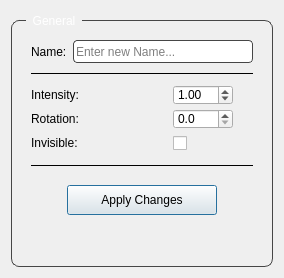
Old version of the form 01_app/dev/UI/layer_options_UI.ui in the repository kaanyilmaz99/YFX_Lookdev_Tool.
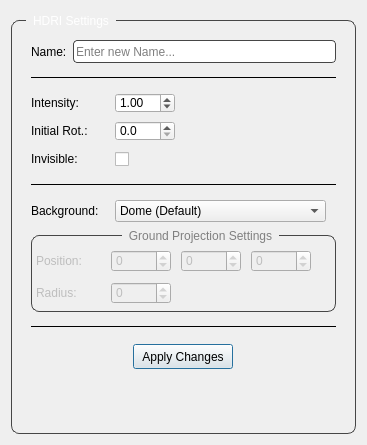
New version of the form.

What changed in the file:
```diff
--- a/01_app/dev/UI/layer_options_UI.ui
+++ b/01_app/dev/UI/layer_options_UI.ui
@@ -9,20 +9,20 @@
    <rect>
     <x>0</x>
     <y>0</y>
-    <width>284</width>
-    <height>278</height>
+    <width>367</width>
+    <height>445</height>
    </rect>
   </property>
   <property name="minimumSize">
    <size>
-    <width>284</width>
-    <height>278</height>
+    <width>335</width>
+    <height>431</height>
    </size>
   </property>
   <property name="maximumSize">
    <size>
-    <width>402</width>
-    <height>9999</height>
+    <width>367</width>
+    <height>445</height>
    </size>
   </property>
   <property name="focusPolicy">
@@ -49,6 +49,12 @@
   <layout class="QHBoxLayout" name="horizontalLayout">
    <item>
     <widget class="QGroupBox" name="groupBox">
+     <property name="minimumSize">
+      <size>
+       <width>313</width>
+       <height>386</height>
+      </size>
+     </property>
      <property name="styleSheet">
       <string notr="true">QGroupBox{
 	border: 1px solid rgb(70, 70, 70);
@@ -65,13 +71,13 @@
 }</string>
      </property>
      <property name="title">
-      <string>General</string>
+      <string>HDRI Settings</string>
      </property>
      <layout class="QVBoxLayout" name="verticalLayout_2">
       <item>
-       <layout class="QVBoxLayout" name="verticalLayout" stretch="0,0,0,0,0,0,0,1">
+       <layout class="QVBoxLayout" name="verticalLayout" stretch="0,0,0,0,0,0,0,0,0,0,1">
         <property name="spacing">
-         <number>0</number>
+         <number>4</number>
         </property>
         <property name="leftMargin">
          <number>10</number>
@@ -141,7 +147,7 @@
          </widget>
         </item>
         <item>
-         <layout class="QHBoxLayout" name="horizontalLayout_3" stretch="0,1,0">
+         <layout class="QHBoxLayout" name="horizontalLayout_3" stretch="0,0,1">
           <property name="topMargin">
            <number>2</number>
           </property>
@@ -150,6 +156,12 @@
           </property>
           <item>
            <widget class="QLabel" name="label">
+            <property name="minimumSize">
+             <size>
+              <width>80</width>
+              <height>0</height>
+             </size>
+            </property>
             <property name="text">
              <string>Intensity:</string>
             </property>
@@ -199,7 +211,7 @@
             </property>
             <property name="sizeHint" stdset="0">
              <size>
-              <width>20</width>
+              <width>94</width>
               <height>20</height>
              </size>
             </property>
@@ -208,7 +220,7 @@
          </layout>
         </item>
         <item>
-         <layout class="QHBoxLayout" name="horizontalLayout_5" stretch="0,1,0">
+         <layout class="QHBoxLayout" name="horizontalLayout_5" stretch="0,0,1">
           <property name="topMargin">
            <number>2</number>
           </property>
@@ -217,8 +229,14 @@
           </property>
           <item>
            <widget class="QLabel" name="label_3">
+            <property name="minimumSize">
+             <size>
+              <width>80</width>
+              <height>0</height>
+             </size>
+            </property>
             <property name="text">
-             <string>Rotation:</string>
+             <string>Initial Rot.:</string>
             </property>
            </widget>
           </item>
@@ -257,7 +275,7 @@
             </property>
             <property name="sizeHint" stdset="0">
              <size>
-              <width>20</width>
+              <width>94</width>
               <height>20</height>
              </size>
             </property>
@@ -266,15 +284,21 @@
          </layout>
         </item>
         <item>
-         <layout class="QHBoxLayout" name="horizontalLayout_4" stretch="0,1,0">
+         <layout class="QHBoxLayout" name="horizontalLayout_4" stretch="0,0,1">
           <property name="topMargin">
            <number>2</number>
           </property>
           <property name="bottomMargin">
-           <number>2</number>
+           <number>10</number>
           </property>
           <item>
            <widget class="QLabel" name="label_2">
+            <property name="minimumSize">
+             <size>
+              <width>80</width>
+              <height>0</height>
+             </size>
+            </property>
             <property name="text">
              <string>Invisible:</string>
             </property>
@@ -321,7 +345,7 @@
             </property>
             <property name="sizeHint" stdset="0">
              <size>
-              <width>20</width>
+              <width>94</width>
               <height>20</height>
              </size>
             </property>
@@ -329,6 +353,287 @@
           </item>
          </layout>
         </item>
+        <item>
+         <widget class="Line" name="line_3">
+          <property name="frameShadow">
+           <enum>QFrame::Plain</enum>
+          </property>
+          <property name="orientation">
+           <enum>Qt::Horizontal</enum>
+          </property>
+         </widget>
+        </item>
+        <item>
+         <layout class="QHBoxLayout" name="horizontalLayout_7" stretch="0,1,0">
+          <property name="topMargin">
+           <number>10</number>
+          </property>
+          <property name="rightMargin">
+           <number>0</number>
+          </property>
+          <property name="bottomMargin">
+           <number>0</number>
+          </property>
+          <item>
+           <widget class="QLabel" name="label_4">
+            <property name="minimumSize">
+             <size>
+              <width>80</width>
+              <height>0</height>
+             </size>
+            </property>
+            <property name="text">
+             <string>Background:</string>
+            </property>
+           </widget>
+          </item>
+          <item>
+           <widget class="QComboBox" name="cBox_background">
+            <item>
+             <property name="text">
+              <string>Dome (Default)</string>
+             </property>
+            </item>
+            <item>
+             <property name="text">
+              <string>Screen</string>
+             </property>
+            </item>
+            <item>
+             <property name="text">
+              <string>Grey_Background</string>
+             </property>
+            </item>
+            <item>
+             <property name="text">
+              <string>Ground Projection</string>
+             </property>
+            </item>
+           </widget>
+          </item>
+          <item>
+           <spacer name="verticalSpacer_4">
+            <property name="orientation">
+             <enum>Qt::Vertical</enum>
+            </property>
+            <property name="sizeHint" stdset="0">
+             <size>
+              <width>10</width>
+              <height>20</height>
+             </size>
+            </property>
+           </spacer>
+          </item>
+         </layout>
+        </item>
+        <item>
+         <widget class="QGroupBox" name="gBox_groundProj">
+          <property name="enabled">
+           <bool>false</bool>
+          </property>
+          <property name="styleSheet">
+           <string notr="true">QGroupBox{
+	border: 1px solid rgb(70, 70, 70);
+    border-radius: 8px;
+	margin-top: 9px;
+}
+
+QGroupBox:title{
+	color: white;
+	subcontrol-position: top center;
+	padding: 0 5px;
+	margin-top: -12px;
+}
+
+QGroupBox:title:disabled{
+	color: gray;
+	subcontrol-position: top center;
+	padding: 0 5px;
+	margin-top: -12px;
+}</string>
+          </property>
+          <property name="title">
+           <string>Ground Projection Settings</string>
+          </property>
+          <layout class="QVBoxLayout" name="verticalLayout_3">
+           <property name="spacing">
+            <number>10</number>
+           </property>
+           <property name="leftMargin">
+            <number>4</number>
+           </property>
+           <property name="topMargin">
+            <number>14</number>
+           </property>
+           <property name="rightMargin">
+            <number>4</number>
+           </property>
+           <property name="bottomMargin">
+            <number>5</number>
+           </property>
+           <item>
+            <layout class="QHBoxLayout" name="horizontalLayout_8" stretch="0,0,0,0,1">
+             <property name="bottomMargin">
+              <number>0</number>
+             </property>
+             <item>
+              <widget class="QLabel" name="label_5">
+               <property name="minimumSize">
+                <size>
+                 <width>65</width>
+                 <height>0</height>
+                </size>
+               </property>
+               <property name="text">
+                <string>Position:</string>
+               </property>
+              </widget>
+             </item>
+             <item>
+              <widget class="QSpinBox" name="sBox_posX">
+               <property name="minimumSize">
+                <size>
+                 <width>60</width>
+                 <height>0</height>
+                </size>
+               </property>
+               <property name="maximumSize">
+                <size>
+                 <width>50</width>
+                 <height>16777215</height>
+                </size>
+               </property>
+               <property name="minimum">
+                <number>-999999999</number>
+               </property>
+               <property name="maximum">
+                <number>999999999</number>
+               </property>
+              </widget>
+             </item>
+             <item>
+              <widget class="QSpinBox" name="sBox_posY">
+               <property name="minimumSize">
+                <size>
+                 <width>60</width>
+                 <height>0</height>
+                </size>
+               </property>
+               <property name="maximumSize">
+                <size>
+                 <width>50</width>
+                 <height>16777215</height>
+                </size>
+               </property>
+               <property name="minimum">
+                <number>-999999999</number>
+               </property>
+               <property name="maximum">
+                <number>999999999</number>
+               </property>
+              </widget>
+             </item>
+             <item>
+              <widget class="QSpinBox" name="sBox_posZ">
+               <property name="minimumSize">
+                <size>
+                 <width>60</width>
+                 <height>0</height>
+                </size>
+               </property>
+               <property name="maximumSize">
+                <size>
+                 <width>50</width>
+                 <height>16777215</height>
+                </size>
+               </property>
+               <property name="minimum">
+                <number>-999999999</number>
+               </property>
+               <property name="maximum">
+                <number>999999999</number>
+               </property>
+              </widget>
+             </item>
+             <item>
+              <spacer name="verticalSpacer_6">
+               <property name="orientation">
+                <enum>Qt::Vertical</enum>
+               </property>
+               <property name="sizeHint" stdset="0">
+                <size>
+                 <width>10</width>
+                 <height>20</height>
+                </size>
+               </property>
+              </spacer>
+             </item>
+            </layout>
+           </item>
+           <item>
+            <layout class="QHBoxLayout" name="horizontalLayout_9" stretch="0,0,1">
+             <property name="bottomMargin">
+              <number>2</number>
+             </property>
+             <item>
+              <widget class="QLabel" name="label_6">
+               <property name="minimumSize">
+                <size>
+                 <width>65</width>
+                 <height>0</height>
+                </size>
+               </property>
+               <property name="maximumSize">
+                <size>
+                 <width>213123</width>
+                 <height>16777215</height>
+                </size>
+               </property>
+               <property name="text">
+                <string>Radius:</string>
+               </property>
+              </widget>
+             </item>
+             <item>
+              <widget class="QSpinBox" name="sBox_radius">
+               <property name="minimumSize">
+                <size>
+                 <width>60</width>
+                 <height>0</height>
+                </size>
+               </property>
+               <property name="maximumSize">
+                <size>
+                 <width>50</width>
+                 <height>16777215</height>
+                </size>
+               </property>
+               <property name="minimum">
+                <number>-999999999</number>
+               </property>
+               <property name="maximum">
+                <number>999999999</number>
+               </property>
+              </widget>
+             </item>
+             <item>
+              <spacer name="verticalSpacer_5">
+               <property name="orientation">
+                <enum>Qt::Vertical</enum>
+               </property>
+               <property name="sizeHint" stdset="0">
+                <size>
+                 <width>10</width>
+                 <height>20</height>
+                </size>
+               </property>
+              </spacer>
+             </item>
+            </layout>
+           </item>
+          </layout>
+         </widget>
+        </item>
         <item>
          <widget class="Line" name="line_2">
           <property name="minimumSize">
@@ -354,13 +659,13 @@
            <number>5</number>
           </property>
           <property name="topMargin">
-           <number>10</number>
+           <number>4</number>
           </property>
           <property name="rightMargin">
            <number>5</number>
           </property>
           <property name="bottomMargin">
-           <number>10</number>
+           <number>4</number>
           </property>
           <item>
            <widget class="QPushButton" name="btn_apply">
@@ -372,14 +677,14 @@
             </property>
             <property name="minimumSize">
              <size>
-              <width>150</width>
-              <height>30</height>
+              <width>100</width>
+              <height>25</height>
              </size>
             </property>
             <property name="maximumSize">
              <size>
-              <width>150</width>
-              <height>30</height>
+              <width>100</width>
+              <height>25</height>
              </size>
             </property>
             <property name="text">
@@ -397,7 +702,7 @@
           <property name="sizeHint" stdset="0">
            <size>
             <width>40</width>
-            <height>20</height>
+            <height>10</height>
            </size>
           </property>
          </spacer>
```
